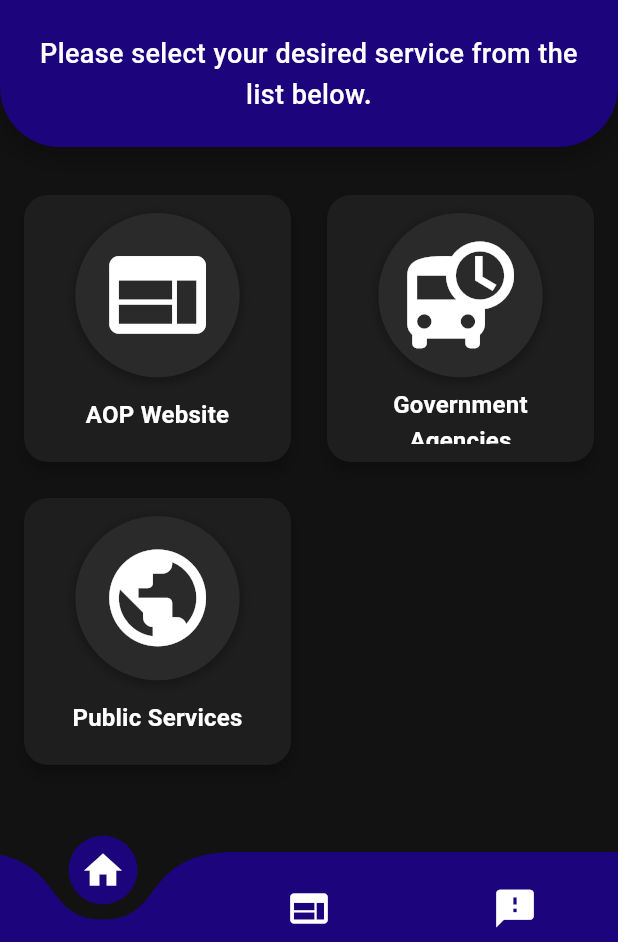
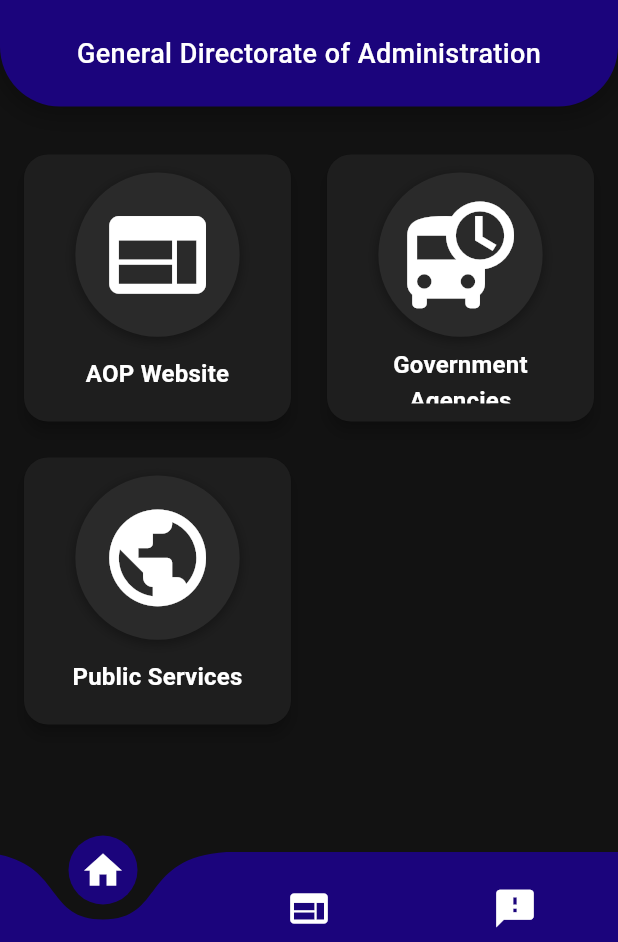
Before and after one commit to Noorchakari1/my-flutter-app, a Flutter app: the EnglishScreen screen opened by its route, after a tap on the "dark mode" icon, on a phone screen of 412 x 824 dp, the part 294-1236 px from its top. Run offline on Flutter 3.47's test engine with Material 3 defaults, Android fonts, the phone set to English and light mode, and no system bars; drawn by our look-alikes of curved_navigation_bar; our stand-ins replace flutter_riverpod, riverpod_annotation, shared_preferences, webview_flutter; missing offline and left inert: webview_flutter_android; accounts and stored records are empty; generated files the repository leaves out were written again; statements that could not run were skipped.

Commit message:
first commit

```diff
--- a/lib/features/language/presentation/screens/custom_web_view.dart
+++ b/lib/features/language/presentation/screens/custom_web_view.dart
@@ -106,13 +106,11 @@ class _CustomWebViewState extends ConsumerState<CustomWebView> with SingleTicker
           });
       ''');
 
-      if (response != null) {
-        setState(() {
-          _isDownloading = false;
-          _showDownloadCompleteDialog();
-        });
-      }
-    } catch (e) {
+      setState(() {
+        _isDownloading = false;
+        _showDownloadCompleteDialog();
+      });
+        } catch (e) {
       debugPrint('Download error: $e');
       setState(() => _isDownloading = false);
     }
--- a/lib/features/language/presentation/screens/english_screen.dart
+++ b/lib/features/language/presentation/screens/english_screen.dart
@@ -24,8 +24,8 @@ class _EnglishScreenState extends State<EnglishScreen> {
 
     return Column(
       children: [
-        AppHeader(
-          title: 'Please select your desired service from the list below.',
+         AppHeader(
+          title: AppConstants.englishText['headerTitle']!,
           logoPath: AppConstants.logoPath,
           logoHeight: AppConstants.headerImageHeight,
           logoColor: Colors.white,
--- a/lib/features/language/presentation/screens/feedback_screen.dart
+++ b/lib/features/language/presentation/screens/feedback_screen.dart
@@ -1,11 +1,11 @@
-import 'package:aop_sites/features/language/presentation/screens/service_button_screen.dart';
 import 'package:flutter/material.dart';
 import 'package:url_launcher/url_launcher.dart';
+
 import '../../../../shared/constants/app_constants.dart';
 import '../../../../shared/widgets/custom_app_bar.dart';
+import '../widgets/app_header.dart';
 import '../widgets/custom_bottom_nav_bar.dart';
 import '../widgets/custom_button.dart';
-import '../widgets/app_header.dart';
 import 'web_view_screen.dart';
 
 class FeedbackScreen extends StatefulWidget {
--- a/lib/features/language/presentation/screens/language_screen.dart
+++ b/lib/features/language/presentation/screens/language_screen.dart
@@ -70,7 +70,7 @@ class _LanguageScreenState extends ConsumerState<LanguageScreen> with SingleTick
 
     return Scaffold(
       backgroundColor: Theme.of(context).scaffoldBackgroundColor,
-      appBar: CustomAppBar(
+      appBar: const CustomAppBar(
         title: 'د چارو اداری لوی ریاست',
         showBackButton: false,
       ),
--- a/lib/features/language/presentation/screens/pashto_screen.dart
+++ b/lib/features/language/presentation/screens/pashto_screen.dart
@@ -1,12 +1,13 @@
 import 'package:flutter/material.dart';
+
 import '../../../../shared/constants/app_constants.dart';
 import '../../../../shared/widgets/custom_app_bar.dart';
+import '../widgets/app_header.dart';
 import '../widgets/custom_bottom_nav_bar.dart';
 import '../widgets/custom_button.dart';
-import '../widgets/app_header.dart';
 import 'feedback_screen.dart';
+import 'service_button_screen.dart';
 import 'web_view_screen.dart';
-import 'service_button_screen.dart';
 
 class PashtoScreen extends StatefulWidget {
   const PashtoScreen({super.key});
--- a/lib/features/language/presentation/screens/persian_screen.dart
+++ b/lib/features/language/presentation/screens/persian_screen.dart
@@ -2,13 +2,12 @@ import 'package:flutter/material.dart';
 
 import '../../../../shared/constants/app_constants.dart';
 import '../../../../shared/widgets/custom_app_bar.dart';
+import '../widgets/app_header.dart';
 import '../widgets/custom_bottom_nav_bar.dart';
 import '../widgets/custom_button.dart';
-import '../widgets/app_header.dart';
 import 'feedback_screen.dart';
 import 'service_button_screen.dart';
 import 'web_view_screen.dart';
-import '../widgets/service_button.dart';
 
 class PersianScreen extends StatefulWidget {
   const PersianScreen({super.key});
--- a/lib/features/language/presentation/screens/service_button_screen.dart
+++ b/lib/features/language/presentation/screens/service_button_screen.dart
@@ -1,11 +1,12 @@
 import 'package:flutter/material.dart';
 import 'package:flutter_riverpod/flutter_riverpod.dart';
+
 import '../../../../core/providers/theme_provider.dart';
 import '../../../../shared/constants/app_constants.dart';
 import '../../../../shared/widgets/custom_app_bar.dart';
+import '../widgets/app_header.dart';
 import '../widgets/custom_bottom_nav_bar.dart';
 import '../widgets/custom_button.dart';
-import '../widgets/app_header.dart';
 import 'web_view_screen.dart';
 
 class ServiceButtonScreen extends ConsumerStatefulWidget {
--- a/lib/features/language/presentation/screens/web_view_screen.dart
+++ b/lib/features/language/presentation/screens/web_view_screen.dart
@@ -1,13 +1,15 @@
 import 'dart:io';
+
 import 'package:flutter/material.dart';
+import 'package:url_launcher/url_launcher.dart';
 import 'package:webview_flutter/webview_flutter.dart';
 import 'package:webview_flutter_android/webview_flutter_android.dart';
-import 'package:url_launcher/url_launcher.dart';
+
 import '../../../../shared/constants/app_constants.dart';
 import '../widgets/custom_bottom_nav_bar.dart';
+import '../widgets/download_dialog.dart';
 import '../widgets/download_progress_indicator.dart';
 import '../widgets/page_loading_indicator.dart';
-import '../widgets/download_dialog.dart';
 
 class WebViewScreen extends StatefulWidget {
   final String url;
--- a/lib/features/language/presentation/widgets/download_progress_indicator.dart
+++ b/lib/features/language/presentation/widgets/download_progress_indicator.dart
@@ -34,7 +34,7 @@ class DownloadProgressIndicator extends StatelessWidget {
                 const SizedBox(height: 16),
                 CircularProgressIndicator(
                   value: downloadProgress,
-                  valueColor: AlwaysStoppedAnimation<Color>(
+                  valueColor: const AlwaysStoppedAnimation<Color>(
                     AppConstants.primaryColor,
                   ),
                 ),
--- a/lib/features/language/presentation/widgets/page_loading_indicator.dart
+++ b/lib/features/language/presentation/widgets/page_loading_indicator.dart
@@ -21,7 +21,7 @@ class PageLoadingIndicator extends StatelessWidget {
           LinearProgressIndicator(
             value: progress,
             backgroundColor: Colors.grey[200],
-            valueColor: AlwaysStoppedAnimation<Color>(
+            valueColor: const AlwaysStoppedAnimation<Color>(
               AppConstants.primaryColor,
             ),
           ),
--- a/lib/shared/constants/app_constants.dart
+++ b/lib/shared/constants/app_constants.dart
@@ -148,7 +148,7 @@ class AppConstants {
   static const Map<String, String> englishText = {
     'videos': 'Videos',
     'welcome': 'Welcome',
-    'headerTitle': 'General Directorate of Administration.',
+    'headerTitle': 'General Directorate of Administration',
     'aopWebsite': 'Office of the Prime Minister',
     'agencyList': 'Ministry List',
     'publicServices': 'Public Services',
```
